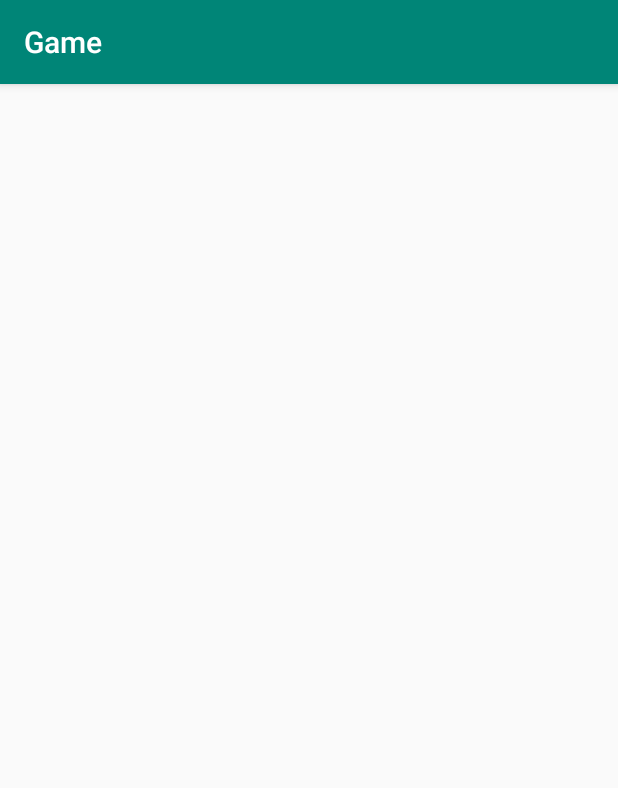
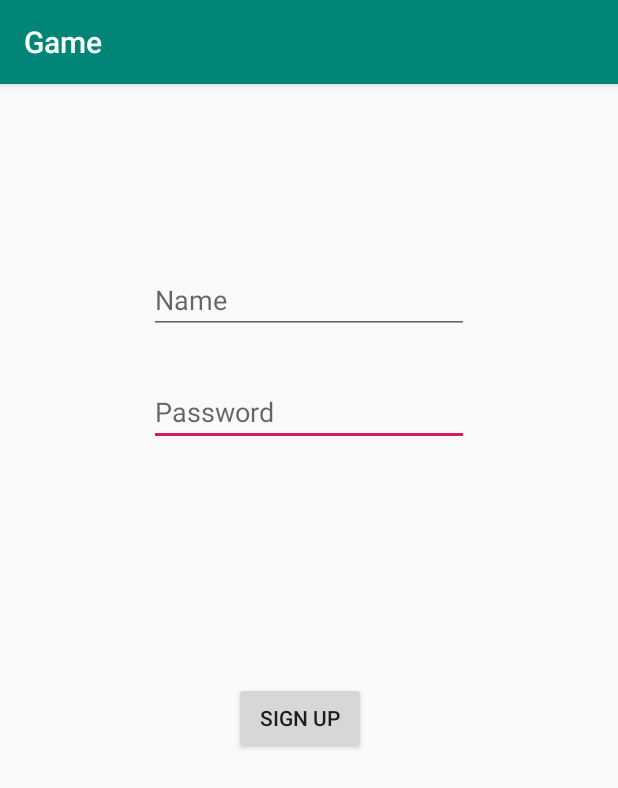
Before and after one commit to AdiThakur/phase, an Android app: the signUp screen opened directly, with no data from a screen before it, on a phone screen of 412 x 824 dp. Shown: the top 788 px of the screen. Run offline under Robolectric (Android 15) with nearby library versions, the phone set to English and light mode, and no system bars.

Commit message:
Transferred the logIn and signUp activities and layouts from a different package. As of now, when a new user signs-up, a default text file is made for them. logIn still needs authentication functionality.

```diff
--- a/phase1/Game/app/src/main/AndroidManifest.xml
+++ b/phase1/Game/app/src/main/AndroidManifest.xml
@@ -9,7 +9,8 @@
         android:roundIcon="@mipmap/ic_launcher_round"
         android:supportsRtl="true"
         android:theme="@style/AppTheme">
-        <activity android:name=".signUp"></activity>
+        <activity android:name=".gameSelection"></activity>
+        <activity android:name=".signUp" />
         <activity android:name=".logIn" />
         <activity android:name=".MainActivity">
             <intent-filter>
--- a/phase1/Game/app/src/main/java/com/example/game/MainActivity.java
+++ b/phase1/Game/app/src/main/java/com/example/game/MainActivity.java
@@ -5,6 +5,7 @@ import androidx.appcompat.app.AppCompatActivity;
 import android.content.Intent;
 import android.os.Bundle;
 import android.view.View;
+import android.widget.Toast;
 
 public class MainActivity extends AppCompatActivity {
 
@@ -26,4 +27,5 @@ public class MainActivity extends AppCompatActivity {
         Intent intent = new Intent(getApplicationContext(), signUp.class);
         startActivity(intent);
     }
+
 }
--- a/phase1/Game/app/src/main/res/layout/activity_sign_up.xml
+++ b/phase1/Game/app/src/main/res/layout/activity_sign_up.xml
@@ -6,4 +6,46 @@
     android:layout_height="match_parent"
     tools:context=".signUp">
 
+    <Button
+        android:id="@+id/signUpButton"
+        android:layout_width="wrap_content"
+        android:layout_height="wrap_content"
+        android:layout_marginStart="155dp"
+        android:layout_marginTop="153dp"
+        android:layout_marginEnd="168dp"
+        android:layout_marginBottom="317dp"
+        android:onClick="signUpButton"
+        android:text="@string/sign_up"
+        app:layout_constraintBottom_toBottomOf="parent"
+        app:layout_constraintEnd_toEndOf="parent"
+        app:layout_constraintStart_toStartOf="parent"
+        app:layout_constraintTop_toBottomOf="@+id/passwordEditText" />
+
+    <EditText
+        android:id="@+id/passwordEditText"
+        android:layout_width="wrap_content"
+        android:layout_height="wrap_content"
+        android:layout_marginTop="20dp"
+        android:layout_marginBottom="518dp"
+        android:ems="10"
+        android:hint="@string/password"
+        android:inputType="textPassword"
+        app:layout_constraintBottom_toBottomOf="parent"
+        app:layout_constraintEnd_toEndOf="parent"
+        app:layout_constraintStart_toStartOf="parent"
+        app:layout_constraintTop_toBottomOf="@+id/userNameEditText" />
+
+    <EditText
+        android:id="@+id/userNameEditText"
+        android:layout_width="wrap_content"
+        android:layout_height="wrap_content"
+        android:layout_marginTop="103dp"
+        android:layout_marginBottom="583dp"
+        android:ems="10"
+        android:hint="@string/name"
+        android:inputType="textPersonName"
+        app:layout_constraintBottom_toBottomOf="parent"
+        app:layout_constraintEnd_toEndOf="parent"
+        app:layout_constraintStart_toStartOf="parent"
+        app:layout_constraintTop_toTopOf="parent" />
 </androidx.constraintlayout.widget.ConstraintLayout>
--- a/phase1/Game/app/src/main/res/values/strings.xml
+++ b/phase1/Game/app/src/main/res/values/strings.xml
@@ -3,4 +3,9 @@
     <string name="game_name">Phase 1</string>
     <string name="sign_up">Sign Up</string>
     <string name="log_in">Log In</string>
+    <string name="name">Name</string>
+    <string name="password">Password</string>
+    <string name="connect">Connect</string>
+    <string name="match">Match</string>
+    <string name="Guess">Guess</string>
 </resources>
```
Also changed, not shown: phase1/Game/app/src/main/java/com/example/game/User.java (+16 -0 lines), phase1/Game/app/src/main/java/com/example/game/gameSelection.java (added, +25 -0 lines), phase1/Game/app/src/main/java/com/example/game/logIn.java (+41 -27 lines), phase1/Game/app/src/main/java/com/example/game/signUp.java (+120 -0 lines), phase1/Game/app/src/main/res/layout/activity_game_selection.xml (added, +56 -0 lines), phase1/Game/app/src/main/res/layout/activity_log_in.xml (+5 -3 lines).
